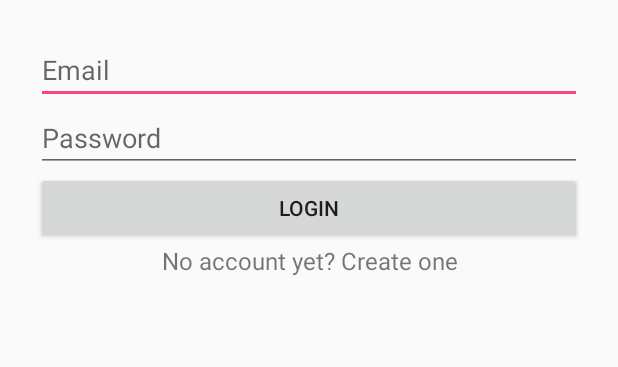
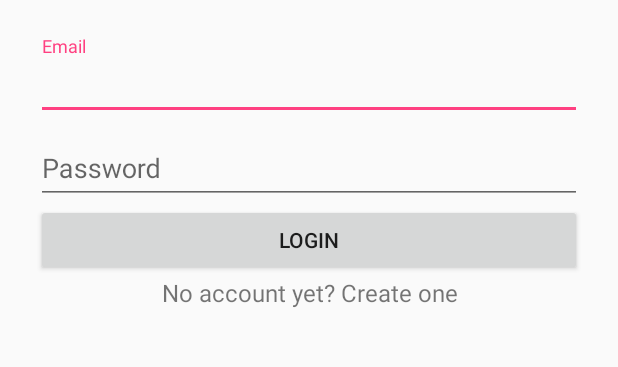
Before and after one commit to ranfis/mcp-android, an Android app: the screen it shows after launch (MainActivity), on a phone screen of 412 x 824 dp, the part 236-603 px from its top. Run offline under Robolectric (Android 15) with nearby library versions, the phone set to English and light mode, and no system bars.

Commit message:
Add textinputlayout for edittext

```diff
--- a/app/src/main/res/layout/activity_main.xml
+++ b/app/src/main/res/layout/activity_main.xml
@@ -12,6 +12,7 @@
         android:paddingLeft="24dp"
         android:paddingRight="24dp">
 
+
         <ImageView android:src="@drawable/templogo"
             android:layout_width="match_parent"
             android:layout_height="wrap_content"
@@ -19,17 +20,27 @@
             android:layout_gravity="center_horizontal" />
 
         <!-- Email -->
+        <android.support.design.widget.TextInputLayout
+            android:id="@+id/input_layout_email"
+            android:layout_width="match_parent"
+            android:layout_height="wrap_content">
                 <EditText android:id="@+id/input_email"
                     android:layout_width="match_parent"
                     android:layout_height="wrap_content"
                     android:inputType="textEmailAddress"
                     android:hint="Email" />
+        </android.support.design.widget.TextInputLayout>
 
+        <android.support.design.widget.TextInputLayout
+            android:id="@+id/input_layout_password"
+            android:layout_width="match_parent"
+            android:layout_height="wrap_content">
                 <EditText android:id="@+id/input_password"
                     android:layout_width="match_parent"
                     android:layout_height="wrap_content"
                     android:inputType="textPassword"
                     android:hint="Password"/>
+        </android.support.design.widget.TextInputLayout>
 
 
         <Button
@@ -46,6 +57,5 @@
             android:text="No account yet? Create one"
             android:gravity="center"
             android:textSize="16dip"/>
-
     </LinearLayout>
 </ScrollView>
```
Lines whose indentation alone changed are shown as unchanged.
